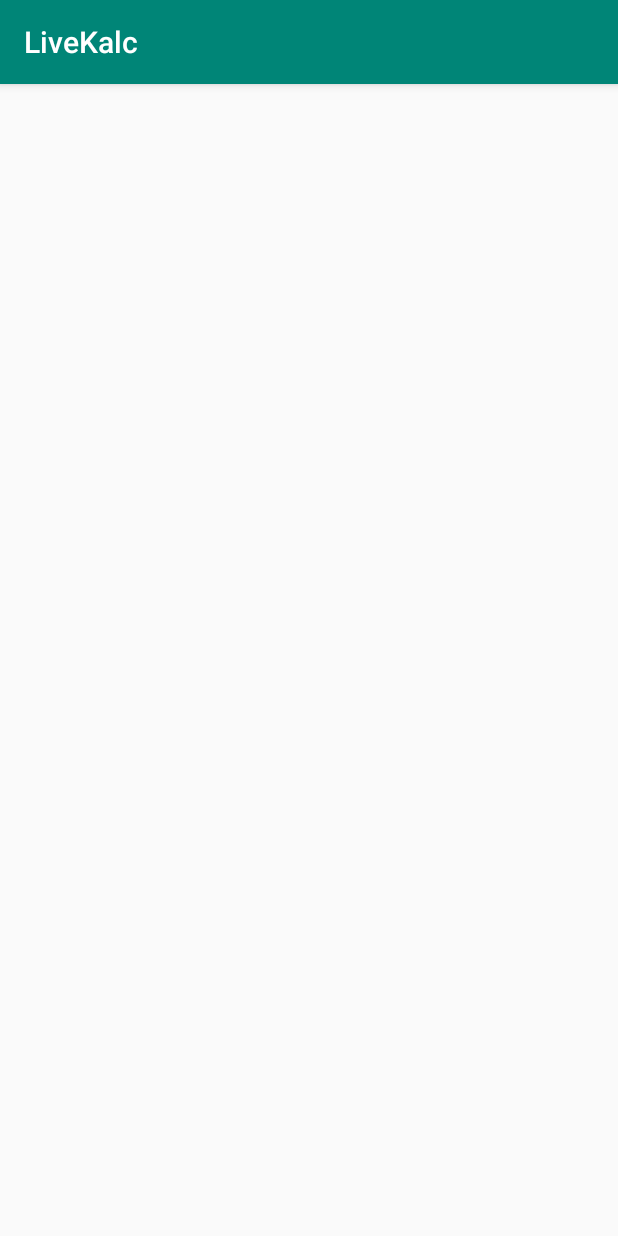
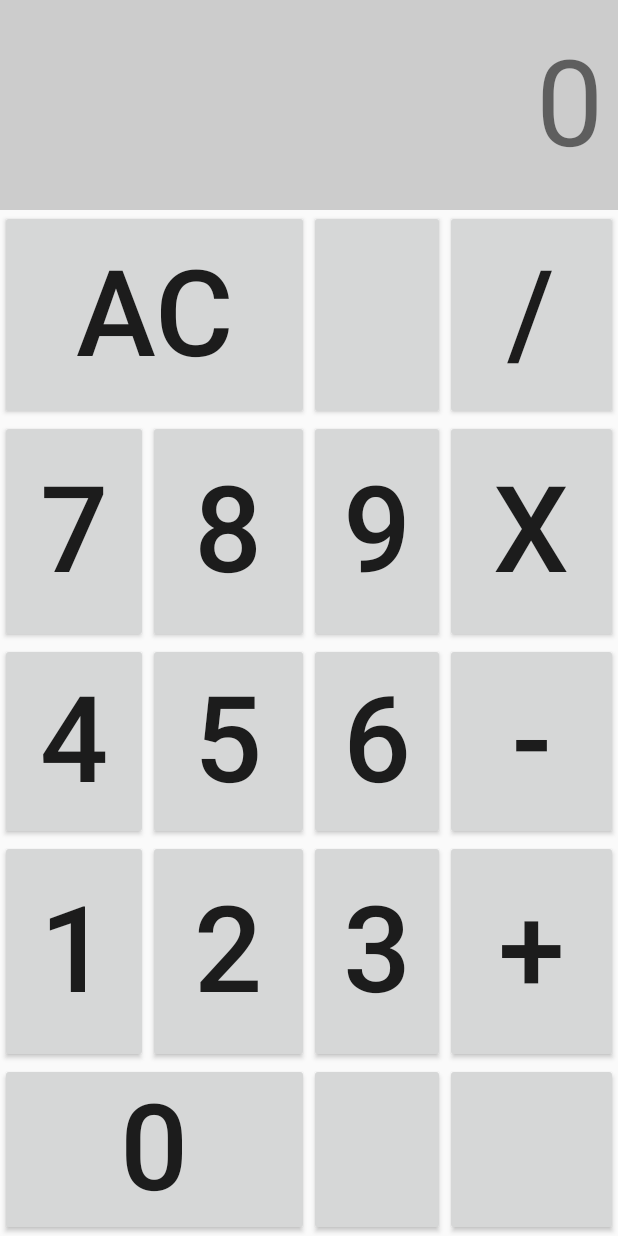
Before and after one commit to vitovalov/LiveKalc, an Android app: the screen it shows after launch (MainActivity), on a phone screen of 412 x 824 dp. Run offline under Robolectric (Android 15) with nearby library versions, the phone set to English and light mode, and no system bars.

Commit message:
main layout

```diff
--- /dev/null
+++ b/app/src/main/res/layout/activity_main.xml
@@ -0,0 +1,245 @@
+<?xml version="1.0" encoding="utf-8"?>
+<androidx.constraintlayout.widget.ConstraintLayout xmlns:android="http://schemas.android.com/apk/res/android"
+    xmlns:app="http://schemas.android.com/apk/res-auto"
+    xmlns:tools="http://schemas.android.com/tools"
+    android:layout_width="match_parent"
+    android:layout_height="match_parent"
+    tools:context=".MainActivity">
+
+    <TextView
+        android:id="@+id/output_tv"
+        style="@style/WidgetBasic"
+        android:background="#ccc"
+        android:gravity="right|center"
+        android:padding="@dimen/output_padding"
+        android:text="0"
+        android:textSize="@dimen/output_text_size"
+        app:layout_constraintBottom_toBottomOf="@id/gdl_h_0"
+        app:layout_constraintLeft_toLeftOf="parent"
+        app:layout_constraintRight_toRightOf="parent"
+        app:layout_constraintTop_toTopOf="parent"
+        tools:ignore="SpUsage"
+        tools:text="0" />
+
+    <Button
+        android:id="@+id/ac_btn"
+        style="@style/WidgetBasic.CalcButton"
+        android:text="AC"
+        app:layout_constraintBottom_toTopOf="@id/gdl_h_1"
+        app:layout_constraintLeft_toLeftOf="parent"
+        app:layout_constraintRight_toLeftOf="@id/gdl_v_2"
+        app:layout_constraintTop_toBottomOf="@id/output_tv" />
+
+    <Button
+        android:id="@+id/percent_btn"
+        style="@style/WidgetBasic.CalcButton"
+        android:text=""
+        app:layout_constraintBottom_toTopOf="@id/gdl_h_1"
+        app:layout_constraintLeft_toRightOf="@id/gdl_v_2"
+        app:layout_constraintRight_toLeftOf="@id/gdl_v_3"
+        app:layout_constraintTop_toBottomOf="@id/output_tv" />
+
+    <Button
+        android:id="@+id/division_btn"
+        style="@style/WidgetBasic.CalcButton"
+        android:text="/"
+        app:layout_constraintBottom_toTopOf="@id/gdl_h_1"
+        app:layout_constraintLeft_toRightOf="@id/gdl_v_3"
+        app:layout_constraintRight_toRightOf="parent"
+        app:layout_constraintTop_toBottomOf="@id/output_tv" />
+
+    <Button
+        android:id="@+id/multiply_btn"
+        style="@style/WidgetBasic.CalcButton"
+        android:text="x"
+        app:layout_constraintBottom_toTopOf="@id/gdl_h_2"
+        app:layout_constraintLeft_toRightOf="@id/gdl_v_3"
+        app:layout_constraintRight_toRightOf="parent"
+        app:layout_constraintTop_toBottomOf="@id/gdl_h_1" />
+
+    <Button
+        android:id="@+id/substract_btn"
+        style="@style/WidgetBasic.CalcButton"
+        android:text="-"
+        app:layout_constraintBottom_toTopOf="@id/gdl_h_3"
+        app:layout_constraintLeft_toRightOf="@id/gdl_v_3"
+        app:layout_constraintRight_toRightOf="parent"
+        app:layout_constraintTop_toBottomOf="@id/gdl_h_2" />
+
+    <Button
+        android:id="@+id/add_btn"
+        style="@style/WidgetBasic.CalcButton"
+        android:text="+"
+        app:layout_constraintBottom_toTopOf="@id/gdl_h_4"
+        app:layout_constraintLeft_toRightOf="@id/gdl_v_3"
+        app:layout_constraintRight_toRightOf="parent"
+        app:layout_constraintTop_toBottomOf="@id/gdl_h_3" />
+
+    <Button
+        android:id="@+id/zero_btn"
+        style="@style/WidgetBasic.CalcButton"
+        android:text="0"
+        app:layout_constraintBottom_toBottomOf="parent"
+        app:layout_constraintLeft_toLeftOf="parent"
+        app:layout_constraintRight_toLeftOf="@id/gdl_v_2"
+        app:layout_constraintTop_toBottomOf="@id/gdl_h_4" />
+
+    <Button
+        android:id="@+id/equal_btn"
+        style="@style/WidgetBasic.CalcButton"
+        android:text=""
+        app:layout_constraintBottom_toBottomOf="parent"
+        app:layout_constraintLeft_toRightOf="@id/gdl_v_3"
+        app:layout_constraintRight_toRightOf="parent"
+        app:layout_constraintTop_toBottomOf="@id/gdl_h_4" />
+
+    <Button
+        android:id="@+id/comma_btn"
+        style="@style/WidgetBasic.CalcButton"
+        android:text=""
+        app:layout_constraintBottom_toBottomOf="parent"
+        app:layout_constraintLeft_toRightOf="@id/gdl_v_2"
+        app:layout_constraintRight_toLeftOf="@id/gdl_v_3"
+        app:layout_constraintTop_toBottomOf="@id/gdl_h_4" />
+
+    <Button
+        android:id="@+id/four_btn"
+        style="@style/WidgetBasic.CalcButton"
+        android:text="4"
+        app:layout_constraintBottom_toTopOf="@id/gdl_h_3"
+        app:layout_constraintLeft_toLeftOf="parent"
+        app:layout_constraintRight_toLeftOf="@id/gdl_v_1"
+        app:layout_constraintTop_toBottomOf="@id/gdl_h_2" />
+
+    <Button
+        android:id="@+id/five_btn"
+        style="@style/WidgetBasic.CalcButton"
+        android:text="5"
+        app:layout_constraintBottom_toTopOf="@id/gdl_h_3"
+        app:layout_constraintLeft_toRightOf="@id/gdl_v_1"
+        app:layout_constraintRight_toLeftOf="@id/gdl_v_2"
+        app:layout_constraintTop_toBottomOf="@id/gdl_h_2" />
+
+    <Button
+        android:id="@+id/six_btn"
+        style="@style/WidgetBasic.CalcButton"
+        android:text="6"
+        app:layout_constraintBottom_toTopOf="@id/gdl_h_3"
+        app:layout_constraintLeft_toRightOf="@id/gdl_v_2"
+        app:layout_constraintRight_toLeftOf="@id/gdl_v_3"
+        app:layout_constraintTop_toBottomOf="@id/gdl_h_2" />
+
+    <Button
+        android:id="@+id/seven_btn"
+        style="@style/WidgetBasic.CalcButton"
+        android:text="7"
+        app:layout_constraintBottom_toTopOf="@id/gdl_h_2"
+        app:layout_constraintLeft_toLeftOf="parent"
+        app:layout_constraintRight_toLeftOf="@id/gdl_v_1"
+        app:layout_constraintTop_toBottomOf="@id/ac_btn" />
+
+    <Button
+        android:id="@+id/eight_btn"
+        style="@style/WidgetBasic.CalcButton"
+        android:text="8"
+        app:layout_constraintBottom_toTopOf="@id/gdl_h_2"
+        app:layout_constraintLeft_toRightOf="@id/gdl_v_1"
+        app:layout_constraintRight_toLeftOf="@id/gdl_v_2"
+        app:layout_constraintTop_toBottomOf="@id/ac_btn" />
+
+    <Button
+        android:id="@+id/nine_btn"
+        style="@style/WidgetBasic.CalcButton"
+        android:text="9"
+        app:layout_constraintBottom_toTopOf="@id/gdl_h_2"
+        app:layout_constraintLeft_toRightOf="@id/gdl_v_2"
+        app:layout_constraintRight_toLeftOf="@id/gdl_v_3"
+        app:layout_constraintTop_toBottomOf="@id/ac_btn" />
+
+    <Button
+        android:id="@+id/one_btn"
+        style="@style/WidgetBasic.CalcButton"
+        android:text="1"
+        app:layout_constraintBottom_toTopOf="@id/zero_btn"
+        app:layout_constraintLeft_toLeftOf="parent"
+        app:layout_constraintRight_toLeftOf="@id/gdl_v_1"
+        app:layout_constraintTop_toBottomOf="@id/gdl_h_3" />
+
+    <Button
+        android:id="@+id/two_btn"
+        style="@style/WidgetBasic.CalcButton"
+        android:text="2"
+        app:layout_constraintBottom_toTopOf="@id/zero_btn"
+        app:layout_constraintLeft_toRightOf="@id/gdl_v_1"
+        app:layout_constraintRight_toLeftOf="@id/gdl_v_2"
+        app:layout_constraintTop_toBottomOf="@id/gdl_h_3" />
+
+    <Button
+        android:id="@+id/three_btn"
+        style="@style/WidgetBasic.CalcButton"
+        android:text="3"
+        app:layout_constraintBottom_toTopOf="@id/zero_btn"
+        app:layout_constraintLeft_toRightOf="@id/gdl_v_2"
+        app:layout_constraintRight_toLeftOf="@id/gdl_v_3"
+        app:layout_constraintTop_toBottomOf="@id/gdl_h_3" />
+
+    <androidx.constraintlayout.widget.Guideline
+        android:id="@+id/gdl_v_1"
+        android:layout_width="wrap_content"
+        android:layout_height="wrap_content"
+        android:orientation="vertical"
+        app:layout_constraintGuide_percent="0.24" />
+
+    <androidx.constraintlayout.widget.Guideline
+        android:id="@+id/gdl_v_2"
+        android:layout_width="wrap_content"
+        android:layout_height="wrap_content"
+        android:orientation="vertical"
+        app:layout_constraintGuide_percent="0.50" />
+
+    <androidx.constraintlayout.widget.Guideline
+        android:id="@+id/gdl_v_3"
+        android:layout_width="wrap_content"
+        android:layout_height="wrap_content"
+        android:orientation="vertical"
+        app:layout_constraintGuide_percent="0.72" />
+
+
+    <androidx.constraintlayout.widget.Guideline
+        android:id="@+id/gdl_h_0"
+        android:layout_width="wrap_content"
+        android:layout_height="wrap_content"
+        android:orientation="horizontal"
+        app:layout_constraintGuide_percent="0.17" />
+
+
+    <androidx.constraintlayout.widget.Guideline
+        android:id="@+id/gdl_h_1"
+        android:layout_width="wrap_content"
+        android:layout_height="wrap_content"
+        android:orientation="horizontal"
+        app:layout_constraintGuide_percent="0.34" />
+
+    <androidx.constraintlayout.widget.Guideline
+        android:id="@+id/gdl_h_2"
+        android:layout_width="wrap_content"
+        android:layout_height="wrap_content"
+        android:orientation="horizontal"
+        app:layout_constraintGuide_percent="0.52" />
+
+    <androidx.constraintlayout.widget.Guideline
+        android:id="@+id/gdl_h_3"
+        android:layout_width="wrap_content"
+        android:layout_height="wrap_content"
+        android:orientation="horizontal"
+        app:layout_constraintGuide_percent="0.68" />
+
+    <androidx.constraintlayout.widget.Guideline
+        android:id="@+id/gdl_h_4"
+        android:layout_width="wrap_content"
+        android:layout_height="wrap_content"
+        android:orientation="horizontal"
+        app:layout_constraintGuide_percent="0.86" />
+
+
+</androidx.constraintlayout.widget.ConstraintLayout>
--- /dev/null
+++ b/app/src/main/res/values/dimens.xml
@@ -0,0 +1,5 @@
+<?xml version="1.0" encoding="utf-8"?>
+<resources>
+    <dimen name="output_text_size">80dp</dimen>
+    <dimen name="output_padding">10dp</dimen>
+</resources>
--- a/app/src/main/res/values/styles.xml
+++ b/app/src/main/res/values/styles.xml
@@ -1,11 +1,26 @@
 <resources>
 
     <!-- Base application theme. -->
-    <style name="AppTheme" parent="Theme.AppCompat.Light.DarkActionBar">
+    <style name="AppTheme" parent="Theme.AppCompat.Light.NoActionBar">
         <!-- Customize your theme here. -->
         <item name="colorPrimary">@color/colorPrimary</item>
         <item name="colorPrimaryDark">@color/colorPrimaryDark</item>
         <item name="colorAccent">@color/colorAccent</item>
     </style>
 
+
+
+    <style name="WidgetBasic">
+        <item name="android:layout_width">0dp</item>
+        <item name="android:includeFontPadding">false</item>
+        <item name="android:layout_height">0dp</item>
+    </style>
+
+
+    <style name="WidgetBasic.CalcButton">
+        <item name="android:padding">0dp</item>
+        <item name="android:gravity">center</item>
+        <item name="android:textSize">@dimen/output_text_size</item>
+    </style>
+
 </resources>
```
